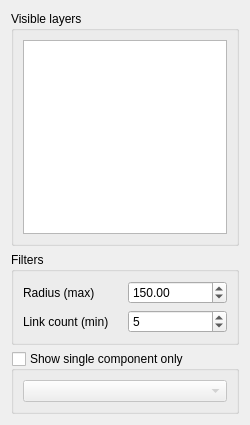
Old version of the form tools.ui in the repository Ylannl/skel3d.
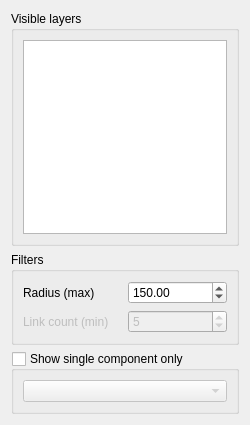
New version of the form.

Patch:
```diff
--- a/tools.ui
+++ b/tools.ui
@@ -47,6 +47,9 @@
      <layout class="QGridLayout" name="gridLayout">
       <item row="1" column="0">
        <widget class="QLabel" name="label_tcount">
+        <property name="enabled">
+         <bool>false</bool>
+        </property>
         <property name="text">
          <string>Link count (min)</string>
         </property>
@@ -61,6 +64,9 @@
       </item>
       <item row="1" column="2">
        <widget class="QSpinBox" name="spinBox_tcount">
+        <property name="enabled">
+         <bool>false</bool>
+        </property>
         <property name="value">
          <number>5</number>
         </property>
```
